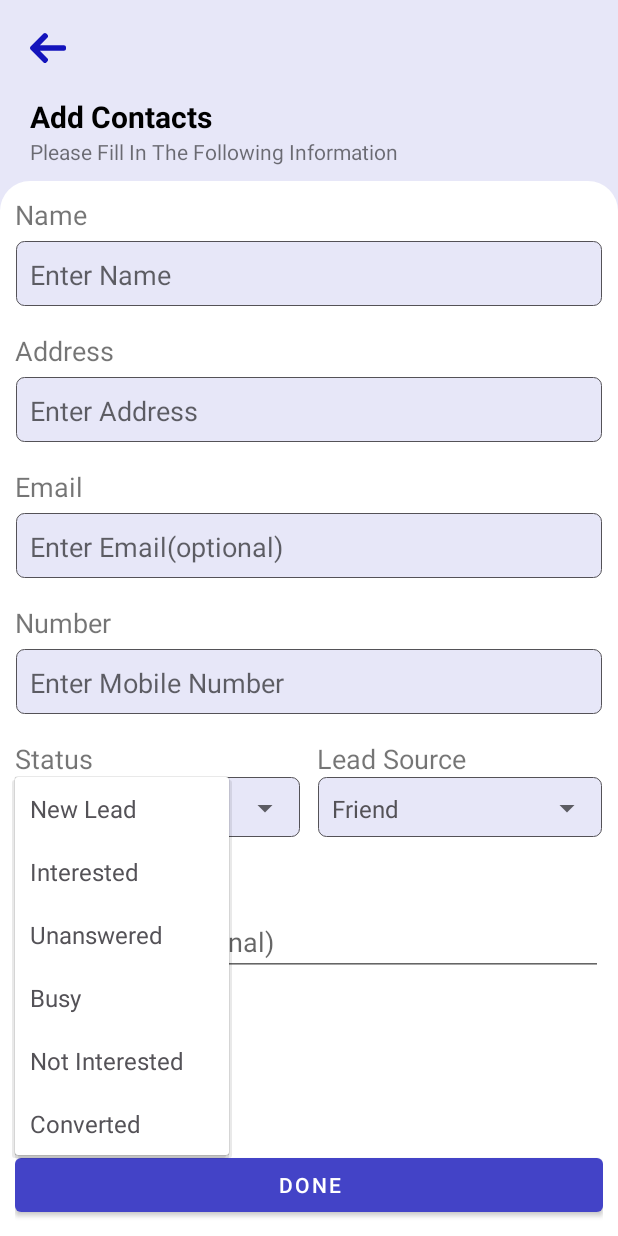
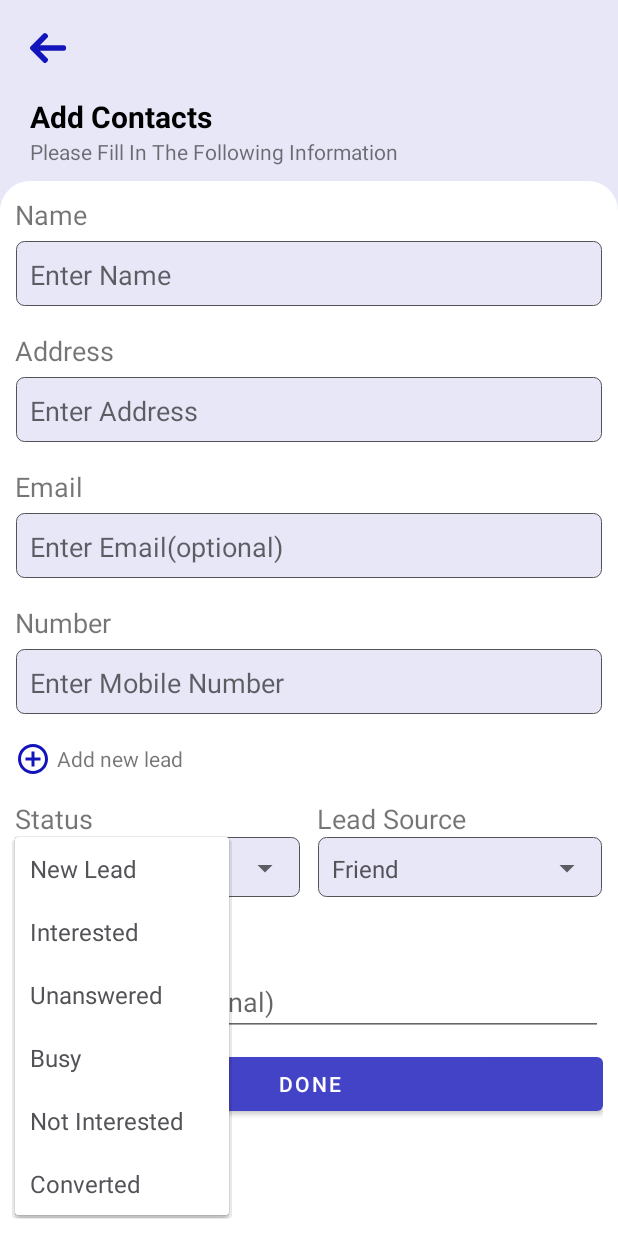
Before and after one commit to Aadii-shah/lead-manager, an Android app: the AddNewContactActivity screen opened directly, with no data from a screen before it, after a tap on "New Lead", on a phone screen of 412 x 824 dp. Run offline under Robolectric (Android 15) with nearby library versions, the phone set to English and light mode, and no system bars; our stand-ins replace Firebase (no records; nobody signed in at launch, a user with empty details on screens opened directly); 1 other tap on this screen came first.

```diff
--- /dev/null
+++ b/app/src/main/res/drawable/ic_add_circle_outline_24px.xml
@@ -0,0 +1,5 @@
+<vector android:autoMirrored="true" android:height="24dp"
+    android:viewportHeight="24" android:viewportWidth="24"
+    android:width="24dp" xmlns:android="http://schemas.android.com/apk/res/android">
+    <path android:fillColor="@color/blue" android:pathData="M13,7h-2v4L7,11v2h4v4h2v-4h4v-2h-4L13,7zM12,2C6.48,2 2,6.48 2,12s4.48,10 10,10 10,-4.48 10,-10S17.52,2 12,2zM12,20c-4.41,0 -8,-3.59 -8,-8s3.59,-8 8,-8 8,3.59 8,8 -3.59,8 -8,8z"/>
+</vector>
--- a/app/src/main/res/layout/activity_add_new_contact.xml
+++ b/app/src/main/res/layout/activity_add_new_contact.xml
@@ -168,13 +168,29 @@
 
 
 
+                    <TextView
+                        android:id="@+id/newLeadText"
+                        android:layout_width="wrap_content"
+                        android:layout_height="wrap_content"
+                        android:text="Add new lead"
+                        android:drawableStart="@drawable/ic_add_circle_outline_24px"
+                        android:drawablePadding="4dp"
+                        android:gravity="center"
+                        android:layout_marginTop="16dp"/>
                 </LinearLayout>
+                <!--New Lead Layout starts here-->
+                <LinearLayout
+                    android:id="@+id/newLeadLayout"
+                    android:layout_width="match_parent"
+                    android:layout_height="wrap_content"
+                    android:orientation="vertical"
+                    android:layout_below="@+id/number"
+                    android:visibility="gone">
 
                 <LinearLayout
                     android:id="@+id/spinner"
                     android:layout_width="match_parent"
                     android:layout_height="wrap_content"
-                    android:layout_below="@+id/number"
                     android:orientation="horizontal">
 
                     <!--Linear layout for holding status nad lead source starts here-->
@@ -277,10 +293,15 @@
 
                 </LinearLayout>
 
+                </LinearLayout>
+
+
                 <Button
+                    android:id="@+id/doneButton"
                     android:layout_width="match_parent"
                     android:layout_height="wrap_content"
-                    android:layout_alignParentBottom="true"
+                    android:layout_below="@id/newLeadLayout"
+                    android:layout_marginTop="8dp"
                     android:text="Done"/>
 
             </RelativeLayout>
```
Also changed, not shown: app/src/main/java/com/example/leadmanager/AddNewContactActivity.java (+106 -0 lines), app/src/main/java/com/example/leadmanager/models/Contact.java (added, +41 -0 lines), app/src/main/java/com/example/leadmanager/models/ContactDetails.java (added, +13 -0 lines), app/src/main/java/com/example/leadmanager/models/Lead.java (added, +38 -0 lines).
